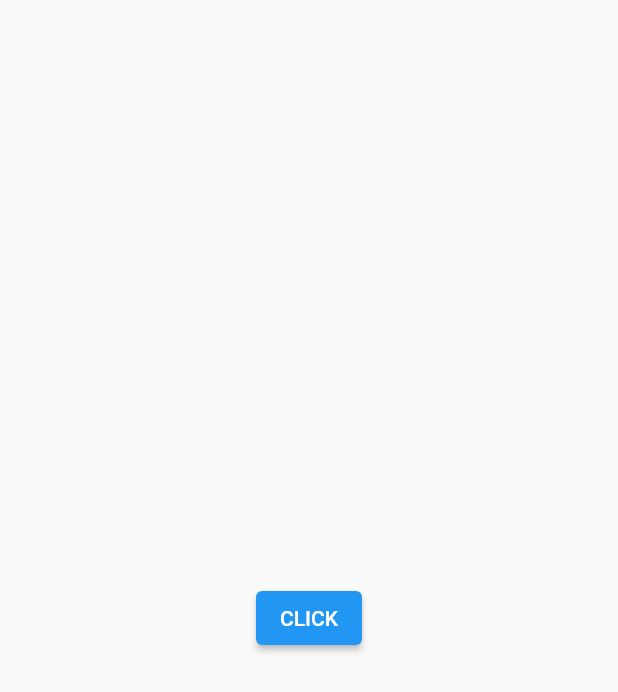
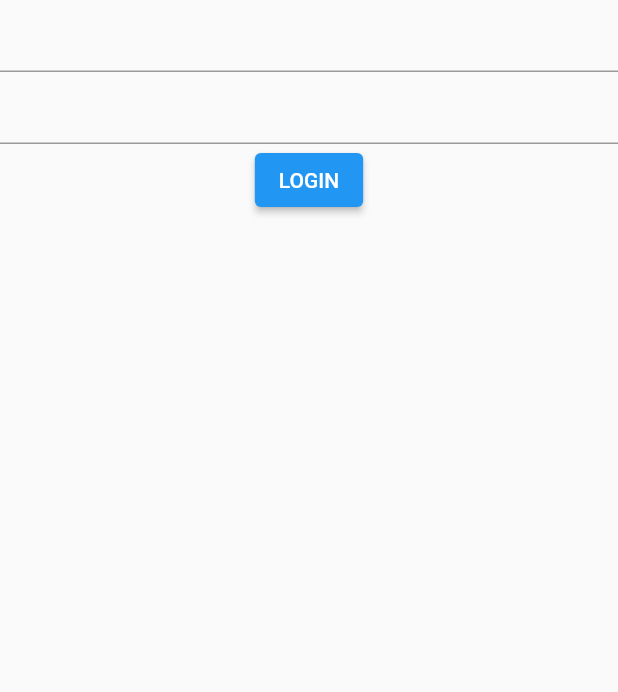
Before and after one commit to TranDKhoi/flutter_code_base, a Flutter app: the screen it shows after launch, on a phone screen of 412 x 824 dp. Shown: the top 692 px of the screen. Run offline on Flutter 3.47's test engine with Material 2 defaults, Android fonts, the phone set to English and light mode, and no system bars; our stand-ins replace dio, equatable, flutter_bloc, shared_preferences.

Commit message:
refactor file
- seperate entity and model
- add mapper
- try exception throw

```diff
--- a/lib/di/injector.dart
+++ b/lib/di/injector.dart
@@ -1,7 +1,8 @@
+import '../features/login/data/models/user_data_mapper.dart';
 import '../features/login/data/repositories/login_repository_impl.dart';
 import '../features/login/domain/use_cases/login_usecase.dart';
 
 class Injector {
   static LoginUseCase get loginUseCase =>
-      LoginUseCaseImpl(LoginRepositoryImpl());
+      LoginUseCaseImpl(LoginRepositoryImpl(UserDataMapper()));
 }
--- a/lib/features/login/data/repositories/login_repository_impl.dart
+++ b/lib/features/login/data/repositories/login_repository_impl.dart
@@ -1,10 +1,26 @@
+import 'package:flutter_code_base/features/login/data/models/user_data_mapper.dart';
+import 'package:flutter_code_base/features/login/data/models/user_model.dart';
+import 'package:flutter_code_base/features/login/domain/entities/user_entity.dart';
+import 'package:flutter_code_base/utils/dio_extension.dart';
+
 import '../../domain/repositories/login_repository.dart';
 import '../data_sources/remote/login_service.dart';
-import '../models/user_model.dart';
 
 class LoginRepositoryImpl implements LoginRepository {
+  final UserDataMapper _userDataMapper;
+
+  LoginRepositoryImpl(this._userDataMapper);
+
   @override
-  Future<UserModel> login() async {
-    return await LoginService.ins.login();
+  Future<UserEntity> login(String email, String password) async {
+    var res = await LoginService.ins.login(email, password);
+
+    if (res.isSuccess) {
+      UserModel userModel = UserModel.fromJson(res.data["data"]);
+      UserEntity userEntity = _userDataMapper.mapToEntity(userModel);
+      return userEntity;
+    } else {
+      throw Exception("Login error ${res.statusCode}: ${res.statusMessage}");
+    }
   }
 }
--- a/lib/features/login/domain/entities/user.dart
+++ /dev/null
@@ -1,6 +0,0 @@
-class User {
-  final String? name;
-  final int? age;
-
-  User({this.name, this.age});
-}
--- a/lib/features/login/domain/repositories/login_repository.dart
+++ b/lib/features/login/domain/repositories/login_repository.dart
@@ -1,5 +1,5 @@
-import '../entities/user.dart';
+import '../entities/user_entity.dart';
 
 abstract class LoginRepository {
-  Future<User> login();
+  Future<UserEntity> login(String email, String password);
 }
--- a/lib/features/login/domain/use_cases/login_usecase.dart
+++ b/lib/features/login/domain/use_cases/login_usecase.dart
@@ -1,8 +1,8 @@
-import '../entities/user.dart';
+import '../entities/user_entity.dart';
 import '../repositories/login_repository.dart';
 
 abstract class LoginUseCase {
-  Future<User> login();
+  Future<UserEntity> login(String email, String password);
 }
 
 class LoginUseCaseImpl implements LoginUseCase {
@@ -11,7 +11,14 @@ class LoginUseCaseImpl implements LoginUseCase {
   LoginUseCaseImpl(this._loginRepository);
 
   @override
-  Future<User> login() async {
-    return await _loginRepository.login();
+  Future<UserEntity> login(String email, String password) async {
+    if (email.isEmpty) {
+      throw Exception("Invalid email");
+    }
+    if (password.length < 6) {
+      throw Exception("Password must at least 6 chars");
+    }
+
+    return await _loginRepository.login(email, password);
   }
 }
--- a/lib/features/login/presentation/bloc/login_bloc.dart
+++ b/lib/features/login/presentation/bloc/login_bloc.dart
@@ -2,6 +2,17 @@ part of login;
 
 class LoginBloc extends Bloc<LoginEvent, LoginState> {
   LoginBloc() : super(LoginState()) {
-    on<LoginEvent>((event, emit) {});
+    on<LoginClicked>(_loginClickedEvent);
+  }
+
+  _loginClickedEvent(LoginClicked event, emit) async {
+    try {
+      AlertUtil.showLoading();
+      var res = await Injector.loginUseCase.login(event.email, event.password);
+      print(res.name);
+    } catch (e) {
+      AlertUtil.showToast(e.toString());
+    }
+    AlertUtil.hideLoading();
   }
 }
--- a/lib/features/login/presentation/bloc/login_event.dart
+++ b/lib/features/login/presentation/bloc/login_event.dart
@@ -1,4 +1,19 @@
 part of login;
 
 @immutable
-abstract class LoginEvent extends Equatable {}
+abstract class LoginEvent extends Equatable {
+  const LoginEvent();
+}
+
+class LoginClicked extends LoginEvent {
+  const LoginClicked({required this.email, required this.password});
+
+  final String email;
+  final String password;
+
+  @override
+  List<Object?> get props => [
+        email,
+        password,
+      ];
+}
--- a/lib/features/login/presentation/login_page.dart
+++ b/lib/features/login/presentation/login_page.dart
@@ -1,21 +1,41 @@
 part of login;
 
-
-
-class LoginScreen extends StatelessWidget {
+class LoginScreen extends StatefulWidget {
   const LoginScreen({Key? key}) : super(key: key);
 
   @override
+  State<LoginScreen> createState() => _LoginScreenState();
+}
+
+class _LoginScreenState extends State<LoginScreen> {
+  final emailController = TextEditingController();
+  final passwordController = TextEditingController();
+
+  @override
   Widget build(BuildContext context) {
-    return Scaffold(
-      body: Center(
-        child: ElevatedButton(
-          onPressed: () async {
-            AlertUtil.showLoading();
-            Injector.loginUseCase.login();
-            AlertUtil.hideLoading();
-          },
-          child: const Text("CLICK"),
+    return BlocProvider(
+      create: (context) => LoginBloc(),
+      child: Builder(
+        builder: (BuildContext context) => Scaffold(
+          body: Center(
+            child: Column(
+              children: [
+                TextField(
+                  controller: emailController,
+                ),
+                TextField(
+                  controller: passwordController,
+                ),
+                ElevatedButton(
+                  onPressed: () => context.read<LoginBloc>().add(LoginClicked(
+                        email: emailController.text.trim(),
+                        password: passwordController.text.trim(),
+                      )),
+                  child: const Text("LOGIN"),
+                ),
+              ],
+            ),
+          ),
         ),
       ),
     );
```
Also changed, not shown: lib/base/data/remote/base_service.dart (renamed from lib/config/data/remote/base_service.dart, +4 -4 lines), lib/base/mapper/base_data_mapper.dart (added, +20 -0 lines), lib/features/login/data/data_sources/remote/login_service.dart (+8 -26 lines), lib/features/login/data/models/user_data_mapper.dart (added, +22 -0 lines), lib/features/login/data/models/user_model.dart (+13 -12 lines), lib/features/login/domain/entities/user_entity.dart (added, +9 -0 lines).
